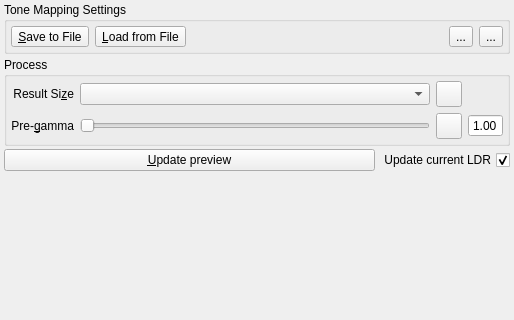
Above: src/TonemappingPanel/TonemappingPanel.ui from LuminanceHDR/LuminanceHDR before the change; both pictures show x 0 to 514 and y 274 to 594 of the 514 by 792 pixel window. Below: the same form after it.
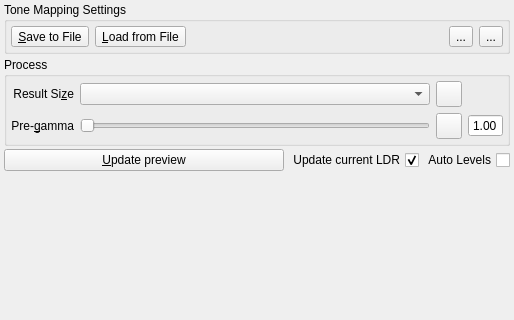
That is the form after the change. Icons and pictures are not drawn.

Commit message: [Tonemapping]: Add autolevels after tonemapping

The edit to the form file:
```diff
--- a/src/TonemappingPanel/TonemappingPanel.ui
+++ b/src/TonemappingPanel/TonemappingPanel.ui
@@ -82,6 +82,16 @@
        </property>
       </widget>
      </item>
+     <item>
+      <widget class="QCheckBox" name="autoLevelsCheckBox">
+       <property name="layoutDirection">
+        <enum>Qt::RightToLeft</enum>
+       </property>
+       <property name="text">
+        <string>Auto Levels</string>
+       </property>
+      </widget>
+     </item>
     </layout>
    </item>
    <item row="3" column="0">
```
The commit also changes 8 other files.
